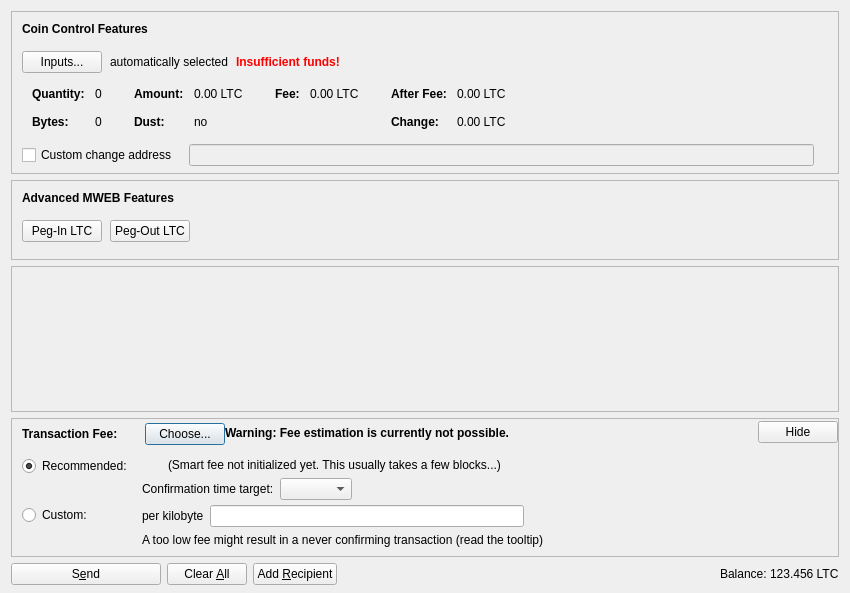
First picture: the form in src/qt/forms/sendcoinsdialog.ui, repository ChePayHQ/ChePayHQ, before the edit.
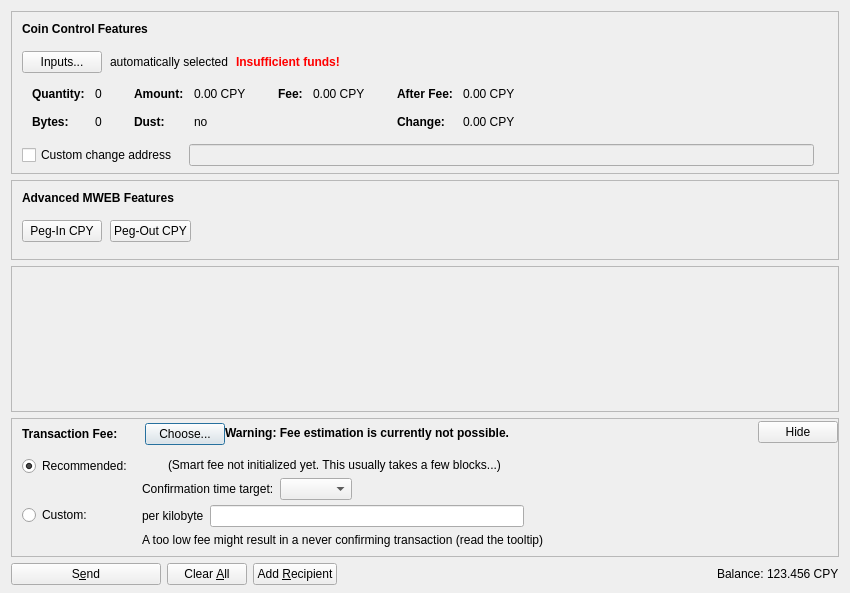
Second picture: the form after the edit. Icons and pictures are not drawn. Custom widgets are drawn as their Qt base class.

Diff of the .ui file:
```diff
--- a/src/qt/forms/sendcoinsdialog.ui
+++ b/src/qt/forms/sendcoinsdialog.ui
@@ -324,7 +324,7 @@
                   <enum>Qt::ActionsContextMenu</enum>
                  </property>
                  <property name="text">
-                  <string notr="true">0.00 LTC</string>
+                  <string notr="true">0.00 CPY</string>
                  </property>
                  <property name="textInteractionFlags">
                   <set>Qt::LinksAccessibleByMouse|Qt::TextSelectableByKeyboard|Qt::TextSelectableByMouse</set>
@@ -404,7 +404,7 @@
                   <enum>Qt::ActionsContextMenu</enum>
                  </property>
                  <property name="text">
-                  <string notr="true">0.00 LTC</string>
+                  <string notr="true">0.00 CPY</string>
                  </property>
                  <property name="textInteractionFlags">
                   <set>Qt::LinksAccessibleByMouse|Qt::TextSelectableByKeyboard|Qt::TextSelectableByMouse</set>
@@ -455,7 +455,7 @@
                   <enum>Qt::ActionsContextMenu</enum>
                  </property>
                  <property name="text">
-                  <string notr="true">0.00 LTC</string>
+                  <string notr="true">0.00 CPY</string>
                  </property>
                  <property name="textInteractionFlags">
                   <set>Qt::LinksAccessibleByMouse|Qt::TextSelectableByKeyboard|Qt::TextSelectableByMouse</set>
@@ -484,7 +484,7 @@
                   <enum>Qt::ActionsContextMenu</enum>
                  </property>
                  <property name="text">
-                  <string notr="true">0.00 LTC</string>
+                  <string notr="true">0.00 CPY</string>
                  </property>
                  <property name="textInteractionFlags">
                   <set>Qt::LinksAccessibleByMouse|Qt::TextSelectableByKeyboard|Qt::TextSelectableByMouse</set>
@@ -667,7 +667,7 @@
              <string notr="true"/>
             </property>
             <property name="text">
-             <string>Peg-In LTC</string>
+             <string>Peg-In CPY</string>
             </property>
             <property name="checkable">
              <bool>true</bool>
@@ -683,7 +683,7 @@
              <string notr="true"/>
             </property>
             <property name="text">
-             <string>Peg-Out LTC</string>
+             <string>Peg-Out CPY</string>
             </property>
             <property name="checkable">
              <bool>true</bool>
@@ -1353,7 +1353,7 @@
           <cursorShape>IBeamCursor</cursorShape>
          </property>
          <property name="text">
-          <string notr="true">123.456 LTC</string>
+          <string notr="true">123.456 CPY</string>
          </property>
          <property name="textInteractionFlags">
           <set>Qt::LinksAccessibleByMouse|Qt::TextSelectableByKeyboard|Qt::TextSelectableByMouse</set>
```
Left out of the diff: 2 changed lines with no effect on the pictures.
